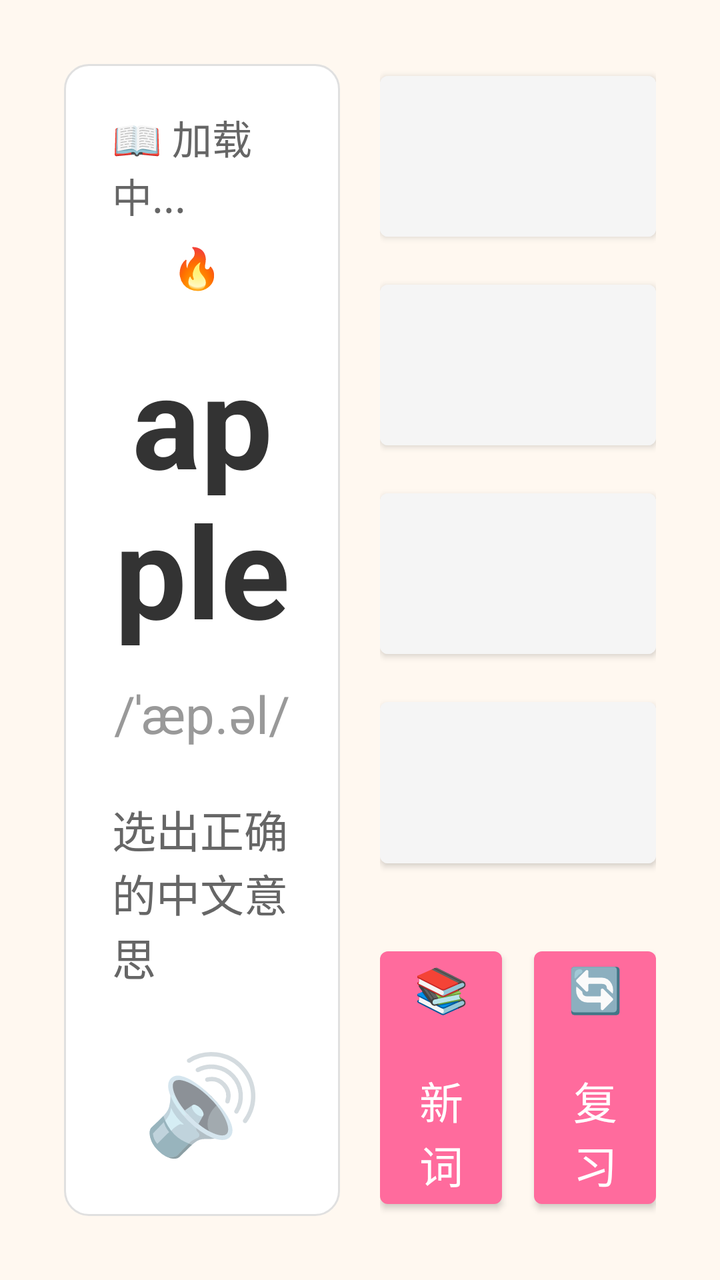
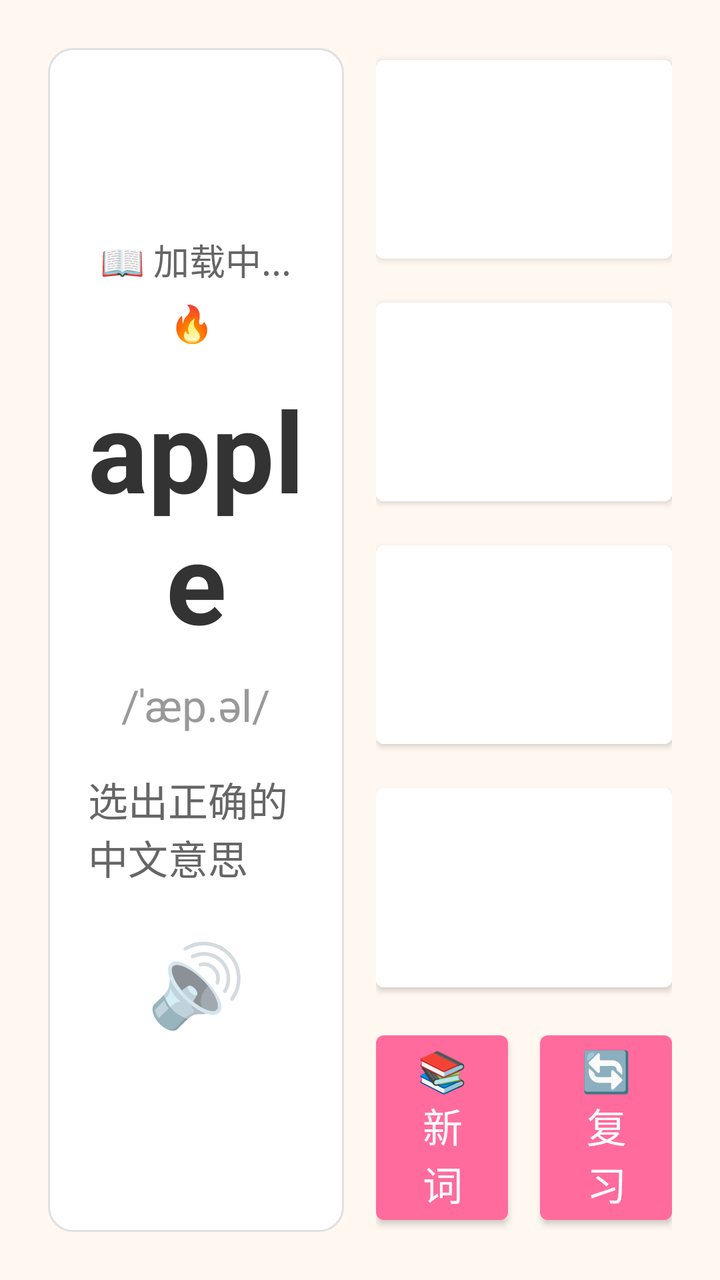

The first picture is an Android layout as it rendered before a commit; the second is the same layout after the commit. The layout source and the unified diff follow.
<!-- AndroidManifest.xml: another module's application theme Theme.HabitTracker -->
<!-- res/layout/fragment_word.xml -->
<?xml version="1.0" encoding="utf-8"?>
<LinearLayout xmlns:android="http://schemas.android.com/apk/res/android"
    android:layout_width="match_parent"
    android:layout_height="match_parent"
    android:orientation="horizontal"
    android:background="#FFF8F0"
    android:padding="32dp">

    
    <LinearLayout
        android:layout_width="0dp"
        android:layout_height="match_parent"
        android:layout_weight="1"
        android:orientation="vertical"
        android:gravity="center"
        android:background="@drawable/card_background"
        android:padding="24dp"
        android:layout_marginEnd="20dp">

        <TextView
            android:id="@+id/tv_word_stats"
            android:layout_width="wrap_content"
            android:layout_height="wrap_content"
            android:text="📖 加载中..."
            android:textSize="20sp"
            android:textColor="#666666"
            android:layout_marginBottom="8dp" />

        <TextView
            android:id="@+id/tv_streak"
            android:layout_width="wrap_content"
            android:layout_height="wrap_content"
            android:text="🔥 "
            android:textSize="20sp"
            android:textColor="#FF6B35"
            android:layout_marginBottom="20dp" />

        
        <TextView
            android:id="@+id/tv_word_display"
            android:layout_width="wrap_content"
            android:layout_height="wrap_content"
            android:text="apple"
            android:textSize="64sp"
            android:textStyle="bold"
            android:textColor="#333333"
            android:gravity="center"
            android:maxLines="2"
            android:ellipsize="end" />

        <TextView
            android:id="@+id/tv_phonetic"
            android:layout_width="wrap_content"
            android:layout_height="wrap_content"
            android:text="/ˈæp.əl/"
            android:textSize="26sp"
            android:textColor="#999999"
            android:layout_marginTop="12dp" />

        <TextView
            android:id="@+id/tv_prompt"
            android:layout_width="wrap_content"
            android:layout_height="wrap_content"
            android:text="选出正确的中文意思"
            android:textSize="22sp"
            android:textColor="#666666"
            android:layout_marginTop="24dp" />

        
        <TextView
            android:id="@+id/btn_speak"
            android:layout_width="96dp"
            android:layout_height="72dp"
            android:layout_marginTop="20dp"
            android:background="?attr/selectableItemBackgroundBorderless"
            android:clickable="true"
            android:contentDescription="朗读"
            android:focusable="true"
            android:gravity="center"
            android:text="🔊"
            android:textSize="48sp" />

    </LinearLayout>

    
    <LinearLayout
        android:layout_width="0dp"
        android:layout_height="match_parent"
        android:layout_weight="1"
        android:orientation="vertical"
        android:gravity="center_vertical">

        <Button
            android:id="@+id/btn_option_1"
            android:layout_width="match_parent"
            android:layout_height="0dp"
            android:layout_weight="1"
            android:layout_marginBottom="12dp"
            android:focusable="true"
            android:focusableInTouchMode="false"
            android:nextFocusDown="@id/btn_option_2"
            android:backgroundTint="#F5F5F5"
            android:minHeight="72dp"
            android:textAllCaps="false"
            android:textColor="#333333"
            android:textSize="24sp" />

        <Button
            android:id="@+id/btn_option_2"
            android:layout_width="match_parent"
            android:layout_height="0dp"
            android:layout_weight="1"
            android:layout_marginBottom="12dp"
            android:focusable="true"
            android:focusableInTouchMode="false"
            android:nextFocusUp="@id/btn_option_1"
            android:nextFocusDown="@id/btn_option_3"
            android:backgroundTint="#F5F5F5"
            android:minHeight="72dp"
            android:textAllCaps="false"
            android:textColor="#333333"
            android:textSize="24sp" />

        <Button
            android:id="@+id/btn_option_3"
            android:layout_width="match_parent"
            android:layout_height="0dp"
            android:layout_weight="1"
            android:layout_marginBottom="12dp"
            android:focusable="true"
            android:focusableInTouchMode="false"
            android:nextFocusUp="@id/btn_option_2"
            android:nextFocusDown="@id/btn_option_4"
            android:backgroundTint="#F5F5F5"
            android:minHeight="72dp"
            android:textAllCaps="false"
            android:textColor="#333333"
            android:textSize="24sp" />

        <Button
            android:id="@+id/btn_option_4"
            android:layout_width="match_parent"
            android:layout_height="0dp"
            android:layout_weight="1"
            android:layout_marginBottom="16dp"
            android:focusable="true"
            android:focusableInTouchMode="false"
            android:nextFocusUp="@id/btn_option_3"
            android:nextFocusDown="@id/btn_dont_know"
            android:backgroundTint="#F5F5F5"
            android:minHeight="72dp"
            android:textAllCaps="false"
            android:textColor="#333333"
            android:textSize="24sp" />

        <Button
            android:id="@+id/btn_dont_know"
            android:layout_width="match_parent"
            android:layout_height="wrap_content"
            android:backgroundTint="#FFF3E0"
            android:focusable="true"
            android:focusableInTouchMode="false"
            android:minHeight="64dp"
            android:nextFocusUp="@id/btn_option_4"
            android:nextFocusDown="@id/btn_new_words"
            android:text="😅 我不会"
            android:textAllCaps="false"
            android:textColor="#E65100"
            android:textSize="22sp"
            android:visibility="gone" />

        <LinearLayout
            android:layout_width="match_parent"
            android:layout_height="wrap_content"
            android:layout_marginTop="16dp"
            android:orientation="horizontal">

            <Button
                android:id="@+id/btn_new_words"
                android:layout_width="0dp"
                android:layout_height="wrap_content"
                android:layout_weight="1"
                android:layout_marginEnd="8dp"
                android:focusable="true"
                android:focusableInTouchMode="false"
                android:minHeight="64dp"
                android:nextFocusUp="@id/btn_dont_know"
                android:nextFocusRight="@id/btn_review"
                android:text="📚 新词"
                android:textAllCaps="false"
                android:textSize="22sp" />

            <Button
                android:id="@+id/btn_review"
                android:layout_width="0dp"
                android:layout_height="wrap_content"
                android:layout_weight="1"
                android:layout_marginStart="8dp"
                android:focusable="true"
                android:focusableInTouchMode="false"
                android:minHeight="64dp"
                android:nextFocusLeft="@id/btn_new_words"
                android:text="🔄 复习"
                android:textAllCaps="false"
                android:textSize="22sp" />

        </LinearLayout>

    </LinearLayout>

</LinearLayout>
<!-- resources referenced by this layout -->
<resources>
  <!-- drawable card_background (drawable) -->
  <?xml version="1.0" encoding="utf-8"?>
  <shape xmlns:android="http://schemas.android.com/apk/res/android"
      android:shape="rectangle">
      <solid android:color="@color/white" />
      <corners android:radius="12dp" />
      <stroke android:width="1dp" android:color="#E0E0E0" />
  </shape>
  <style name="Theme.HabitTracker" parent="Theme.MaterialComponents.Light.NoActionBar">
          <item name="colorPrimary">@color/child_pink</item>
          <item name="colorPrimaryVariant">@color/child_pink_light</item>
          <item name="colorOnPrimary">@color/white</item>
          <item name="colorSecondary">@color/child_green</item>
          <item name="android:statusBarColor">@color/child_pink_light</item>
      </style>
  <color name="white">#FFFFFF</color>
  <color name="child_pink">#FF6B9D</color>
  <color name="child_pink_light">#FFF0F5</color>
  <color name="child_green">#4CAF50</color>
</resources>

<!-- the commit's change to res/layout/fragment_word.xml (unified diff, before → after) -->
@@ -2,207 +2,212 @@
 <LinearLayout xmlns:android="http://schemas.android.com/apk/res/android"
     android:layout_width="match_parent"
     android:layout_height="match_parent"
+    android:background="#FFF8F0"
     android:orientation="horizontal"
-    android:background="#FFF8F0"
-    android:padding="32dp">
-
-    
+    android:padding="24dp">
+
+    <LinearLayout
+        android:layout_width="0dp"
+        android:layout_height="match_parent"
+        android:layout_marginEnd="16dp"
+        android:layout_weight="1"
+        android:background="@drawable/card_background"
+        android:gravity="center"
+        android:orientation="vertical"
+        android:padding="20dp">
+
+        <TextView
+            android:id="@+id/tv_word_stats"
+            android:layout_width="wrap_content"
+            android:layout_height="wrap_content"
+            android:layout_marginBottom="6dp"
+            android:tag="tv_compat_skip"
+            android:text="📖 加载中..."
+            android:textColor="#666666"
+            android:textSize="18sp" />
+
+        <TextView
+            android:id="@+id/tv_streak"
+            android:layout_width="wrap_content"
+            android:layout_height="wrap_content"
+            android:layout_marginBottom="14dp"
+            android:tag="tv_compat_skip"
+            android:text="🔥 "
+            android:textColor="#FF6B35"
+            android:textSize="18sp" />
+
+        <TextView
+            android:id="@+id/tv_word_display"
+            android:layout_width="wrap_content"
+            android:layout_height="wrap_content"
+            android:ellipsize="end"
+            android:gravity="center"
+            android:maxLines="2"
+            android:tag="tv_compat_skip"
+            android:text="apple"
+            android:textColor="#333333"
+            android:textSize="56sp"
+            android:textStyle="bold" />
+
+        <TextView
+            android:id="@+id/tv_phonetic"
+            android:layout_width="wrap_content"
+            android:layout_height="wrap_content"
+            android:layout_marginTop="10dp"
+            android:tag="tv_compat_skip"
+            android:text="/ˈæp.əl/"
+            android:textColor="#999999"
+            android:textSize="22sp" />
+
+        <TextView
+            android:id="@+id/tv_prompt"
+            android:layout_width="wrap_content"
+            android:layout_height="wrap_content"
+            android:layout_marginTop="18dp"
+            android:tag="tv_compat_skip"
+            android:text="选出正确的中文意思"
+            android:textColor="#666666"
+            android:textSize="20sp" />
+
+        <TextView
+            android:id="@+id/btn_speak"
+            android:layout_width="88dp"
+            android:layout_height="64dp"
+            android:layout_marginTop="16dp"
+            android:background="?attr/selectableItemBackgroundBorderless"
+            android:clickable="true"
+            android:contentDescription="朗读"
+            android:focusable="true"
+            android:gravity="center"
+            android:tag="tv_compat_skip"
+            android:text="🔊"
+            android:textSize="40sp" />
+
+    </LinearLayout>
+
     <LinearLayout
         android:layout_width="0dp"
         android:layout_height="match_parent"
         android:layout_weight="1"
-        android:orientation="vertical"
-        android:gravity="center"
-        android:background="@drawable/card_background"
-        android:padding="24dp"
-        android:layout_marginEnd="20dp">
-
-        <TextView
-            android:id="@+id/tv_word_stats"
-            android:layout_width="wrap_content"
-            android:layout_height="wrap_content"
-            android:text="📖 加载中..."
+        android:orientation="vertical">
+
+        <Button
+            android:id="@+id/btn_option_1"
+            android:layout_width="match_parent"
+            android:layout_height="0dp"
+            android:layout_marginBottom="10dp"
+            android:layout_weight="1"
+            android:backgroundTint="#FFFFFF"
+            android:focusable="true"
+            android:focusableInTouchMode="false"
+            android:nextFocusDown="@id/btn_option_2"
+            android:tag="tv_compat_skip"
+            android:textAllCaps="false"
+            android:textColor="#333333"
+            android:textSize="22sp" />
+
+        <Button
+            android:id="@+id/btn_option_2"
+            android:layout_width="match_parent"
+            android:layout_height="0dp"
+            android:layout_marginBottom="10dp"
+            android:layout_weight="1"
+            android:backgroundTint="#FFFFFF"
+            android:focusable="true"
+            android:focusableInTouchMode="false"
+            android:nextFocusDown="@id/btn_option_3"
+            android:nextFocusUp="@id/btn_option_1"
+            android:tag="tv_compat_skip"
+            android:textAllCaps="false"
+            android:textColor="#333333"
+            android:textSize="22sp" />
+
+        <Button
+            android:id="@+id/btn_option_3"
+            android:layout_width="match_parent"
+            android:layout_height="0dp"
+            android:layout_marginBottom="10dp"
+            android:layout_weight="1"
+            android:backgroundTint="#FFFFFF"
+            android:focusable="true"
+            android:focusableInTouchMode="false"
+            android:nextFocusDown="@id/btn_option_4"
+            android:nextFocusUp="@id/btn_option_2"
+            android:tag="tv_compat_skip"
+            android:textAllCaps="false"
+            android:textColor="#333333"
+            android:textSize="22sp" />
+
+        <Button
+            android:id="@+id/btn_option_4"
+            android:layout_width="match_parent"
+            android:layout_height="0dp"
+            android:layout_marginBottom="12dp"
+            android:layout_weight="1"
+            android:backgroundTint="#FFFFFF"
+            android:focusable="true"
+            android:focusableInTouchMode="false"
+            android:nextFocusDown="@id/btn_new_words"
+            android:nextFocusUp="@id/btn_option_3"
+            android:tag="tv_compat_skip"
+            android:textAllCaps="false"
+            android:textColor="#333333"
+            android:textSize="22sp" />
+
+        <Button
+            android:id="@+id/btn_dont_know"
+            android:layout_width="match_parent"
+            android:layout_height="wrap_content"
+            android:layout_marginBottom="10dp"
+            android:backgroundTint="#FFF3E0"
+            android:focusable="true"
+            android:focusableInTouchMode="false"
+            android:minHeight="56dp"
+            android:nextFocusDown="@id/btn_new_words"
+            android:nextFocusUp="@id/btn_option_4"
+            android:tag="tv_compat_skip"
+            android:text="😅 我不会"
+            android:textAllCaps="false"
+            android:textColor="#E65100"
             android:textSize="20sp"
-            android:textColor="#666666"
-            android:layout_marginBottom="8dp" />
-
-        <TextView
-            android:id="@+id/tv_streak"
-            android:layout_width="wrap_content"
-            android:layout_height="wrap_content"
-            android:text="🔥 "
-            android:textSize="20sp"
-            android:textColor="#FF6B35"
-            android:layout_marginBottom="20dp" />
-
-        
-        <TextView
-            android:id="@+id/tv_word_display"
-            android:layout_width="wrap_content"
-            android:layout_height="wrap_content"
-            android:text="apple"
-            android:textSize="64sp"
-            android:textStyle="bold"
-            android:textColor="#333333"
-            android:gravity="center"
-            android:maxLines="2"
-            android:ellipsize="end" />
-
-        <TextView
-            android:id="@+id/tv_phonetic"
-            android:layout_width="wrap_content"
-            android:layout_height="wrap_content"
-            android:text="/ˈæp.əl/"
-            android:textSize="26sp"
-            android:textColor="#999999"
-            android:layout_marginTop="12dp" />
-
-        <TextView
-            android:id="@+id/tv_prompt"
-            android:layout_width="wrap_content"
-            android:layout_height="wrap_content"
-            android:text="选出正确的中文意思"
-            android:textSize="22sp"
-            android:textColor="#666666"
-            android:layout_marginTop="24dp" />
-
-        
-        <TextView
-            android:id="@+id/btn_speak"
-            android:layout_width="96dp"
-            android:layout_height="72dp"
-            android:layout_marginTop="20dp"
-            android:background="?attr/selectableItemBackgroundBorderless"
-            android:clickable="true"
-            android:contentDescription="朗读"
-            android:focusable="true"
-            android:gravity="center"
-            android:text="🔊"
-            android:textSize="48sp" />
-
-    </LinearLayout>
-
-    
-    <LinearLayout
-        android:layout_width="0dp"
-        android:layout_height="match_parent"
-        android:layout_weight="1"
-        android:orientation="vertical"
-        android:gravity="center_vertical">
-
-        <Button
-            android:id="@+id/btn_option_1"
-            android:layout_width="match_parent"
-            android:layout_height="0dp"
-            android:layout_weight="1"
-            android:layout_marginBottom="12dp"
-            android:focusable="true"
-            android:focusableInTouchMode="false"
-            android:nextFocusDown="@id/btn_option_2"
-            android:backgroundTint="#F5F5F5"
-            android:minHeight="72dp"
-            android:textAllCaps="false"
-            android:textColor="#333333"
-            android:textSize="24sp" />
-
-        <Button
-            android:id="@+id/btn_option_2"
-            android:layout_width="match_parent"
-            android:layout_height="0dp"
-            android:layout_weight="1"
-            android:layout_marginBottom="12dp"
-            android:focusable="true"
-            android:focusableInTouchMode="false"
-            android:nextFocusUp="@id/btn_option_1"
-            android:nextFocusDown="@id/btn_option_3"
-            android:backgroundTint="#F5F5F5"
-            android:minHeight="72dp"
-            android:textAllCaps="false"
-            android:textColor="#333333"
-            android:textSize="24sp" />
-
-        <Button
-            android:id="@+id/btn_option_3"
-            android:layout_width="match_parent"
-            android:layout_height="0dp"
-            android:layout_weight="1"
-            android:layout_marginBottom="12dp"
-            android:focusable="true"
-            android:focusableInTouchMode="false"
-            android:nextFocusUp="@id/btn_option_2"
-            android:nextFocusDown="@id/btn_option_4"
-            android:backgroundTint="#F5F5F5"
-            android:minHeight="72dp"
-            android:textAllCaps="false"
-            android:textColor="#333333"
-            android:textSize="24sp" />
-
-        <Button
-            android:id="@+id/btn_option_4"
-            android:layout_width="match_parent"
-            android:layout_height="0dp"
-            android:layout_weight="1"
-            android:layout_marginBottom="16dp"
-            android:focusable="true"
-            android:focusableInTouchMode="false"
-            android:nextFocusUp="@id/btn_option_3"
-            android:nextFocusDown="@id/btn_dont_know"
-            android:backgroundTint="#F5F5F5"
-            android:minHeight="72dp"
-            android:textAllCaps="false"
-            android:textColor="#333333"
-            android:textSize="24sp" />
-
-        <Button
-            android:id="@+id/btn_dont_know"
-            android:layout_width="match_parent"
-            android:layout_height="wrap_content"
-            android:backgroundTint="#FFF3E0"
-            android:focusable="true"
-            android:focusableInTouchMode="false"
-            android:minHeight="64dp"
-            android:nextFocusUp="@id/btn_option_4"
-            android:nextFocusDown="@id/btn_new_words"
-            android:text="😅 我不会"
-            android:textAllCaps="false"
-            android:textColor="#E65100"
-            android:textSize="22sp"
             android:visibility="gone" />
 
         <LinearLayout
             android:layout_width="match_parent"
             android:layout_height="wrap_content"
-            android:layout_marginTop="16dp"
             android:orientation="horizontal">
 
             <Button
                 android:id="@+id/btn_new_words"
                 android:layout_width="0dp"
                 android:layout_height="wrap_content"
+                android:layout_marginEnd="8dp"
                 android:layout_weight="1"
-                android:layout_marginEnd="8dp"
                 android:focusable="true"
                 android:focusableInTouchMode="false"
-                android:minHeight="64dp"
+                android:minHeight="56dp"
+                android:nextFocusRight="@id/btn_review"
                 android:nextFocusUp="@id/btn_dont_know"
-                android:nextFocusRight="@id/btn_review"
+                android:tag="tv_compat_skip"
                 android:text="📚 新词"
                 android:textAllCaps="false"
-                android:textSize="22sp" />
+                android:textSize="20sp" />
 
             <Button
                 android:id="@+id/btn_review"
                 android:layout_width="0dp"
                 android:layout_height="wrap_content"
+                android:layout_marginStart="8dp"
                 android:layout_weight="1"
-                android:layout_marginStart="8dp"
                 android:focusable="true"
                 android:focusableInTouchMode="false"
-                android:minHeight="64dp"
+                android:minHeight="56dp"
                 android:nextFocusLeft="@id/btn_new_words"
+                android:nextFocusUp="@id/btn_dont_know"
+                android:tag="tv_compat_skip"
                 android:text="🔄 复习"
                 android:textAllCaps="false"
-                android:textSize="22sp" />
+                android:textSize="20sp" />
 
         </LinearLayout>
 
